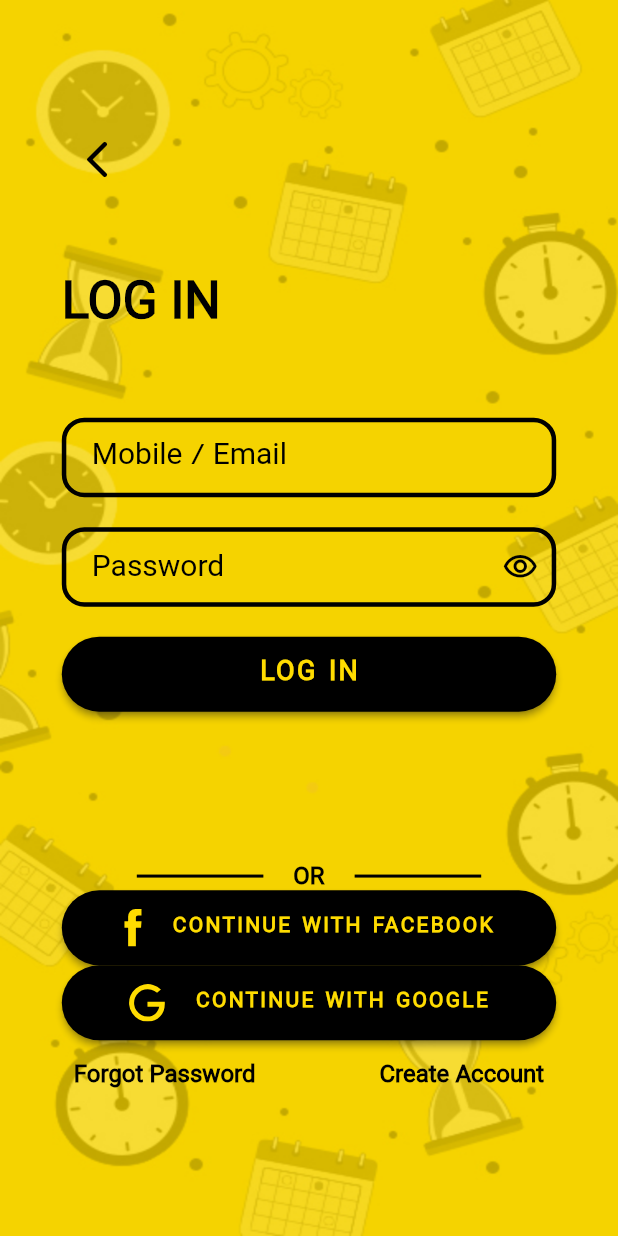
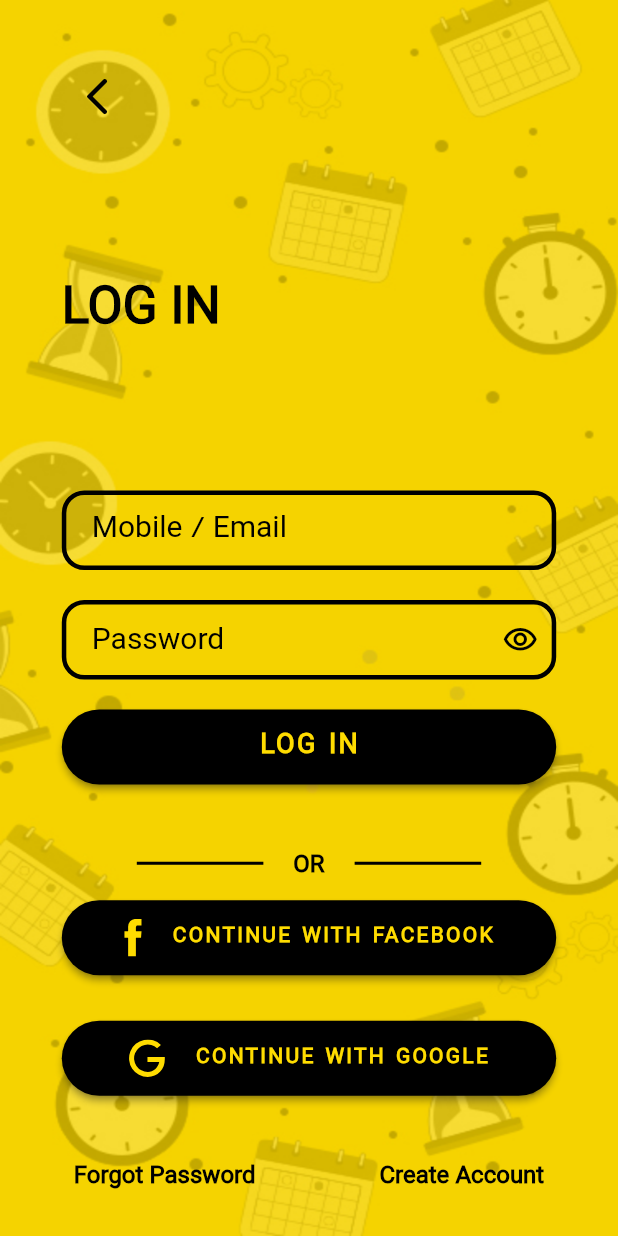
Before and after one commit to MostafaKhalile/Mobile, a Flutter app: the LoginPage screen opened directly, on a phone screen of 412 x 824 dp. Run offline on Flutter 3.47's test engine with Material 2 defaults, Android fonts, the phone set to English and light mode, and no system bars; our stand-ins replace bloc, carousel_slider, curved_navigation_bar, equatable, flutter_bloc, flutter_svg and 4 more; missing offline and left inert: flutter_verification_code; accounts and stored records are empty; project files that could hold a hidden picture were left out.

Commit message:
Fix issues for login Signup and language

```diff
--- a/i18n/ar.json
+++ b/i18n/ar.json
@@ -1,4 +1,5 @@
 {
+    "changeLanguage": "تغيير اللغة",
     "arabic": "اللغة العربية",
     "english": "English",
     "Message": "هذه هي اللغة العربي",
@@ -22,6 +23,7 @@
     "yourLocation": "موقعك",
     "Alex": "الإسكندرية",
     "categories": "التصنيفات",
+    "offers": "العروض",
     "viewAll": "مشاهدة الكل",
     "topRated": "الأعلى تقييماً",
     "newStores": "أحدث المتاجر",
--- a/i18n/en.json
+++ b/i18n/en.json
@@ -1,4 +1,5 @@
 {
+    "changeLanguage": "change Language",
     "arabic": "اللغة العربية",
     "english": "English",
     "Message": "This is English",
@@ -22,6 +23,7 @@
     "yourLocation": "Your Location",
     "Alex": "Alexandria",
     "categories": "Categories",
+    "offers": "offers",
     "viewAll": "view all",
     "topRated": "Top Rated",
     "newStores": "new Stores",
--- a/lib/Helpers/localization/app_language_model.dart
+++ b/lib/Helpers/localization/app_language_model.dart
@@ -2,30 +2,25 @@ import 'package:flutter/material.dart';
 import 'package:shared_preferences/shared_preferences.dart';
 
 class AppLanguage extends ChangeNotifier {
-  Locale _appLocale = Locale('en');
+  Locale appLocale;
 
-  Locale get appLocal => _appLocale ?? Locale("en");
-  fetchLocale() async {
+  Locale get appLocal => appLocale;
+  get fetchLocale async {
     var prefs = await SharedPreferences.getInstance();
     if (prefs.getString('language_code') == null) {
-      _appLocale = Locale('en');
+      appLocale = Locale('en');
       return Null;
     }
-    _appLocale = Locale(prefs.getString('language_code'));
+    appLocale = Locale(prefs.getString('language_code'));
     return Null;
   }
 
   void changeLanguage(Locale type) async {
     var prefs = await SharedPreferences.getInstance();
-    if (_appLocale == type) {
-      return;
-    }
     if (type == Locale("ar")) {
-      _appLocale = Locale("ar");
       await prefs.setString('language_code', 'ar');
       await prefs.setString('countryCode', 'EG');
     } else {
-      _appLocale = Locale("en");
       await prefs.setString('language_code', 'en');
       await prefs.setString('countryCode', 'US');
     }
--- a/lib/main.dart
+++ b/lib/main.dart
@@ -5,6 +5,7 @@ import 'package:provider/provider.dart';
 import 'package:techtime/Controllers/blocs/client/companies_list_bloc.dart/companieslist_bloc.dart';
 import 'package:techtime/Controllers/blocs/client/leastCompaniesBloc/leastcompanies_bloc.dart';
 import 'package:techtime/Controllers/blocs/client/recommendedCompaniesBloc/recommendedcompanies_bloc.dart';
+import 'package:techtime/Helpers/localization/app_language_model.dart';
 import 'package:techtime/Helpers/themes/theme_model.dart';
 import 'package:techtime/route_generator.dart';
 
@@ -18,8 +19,7 @@ import 'Helpers/localization/app_localizations_delegates.dart';
 
 void main() async {
   WidgetsFlutterBinding.ensureInitialized();
-  // AppLanguage appLanguage = AppLanguage();
-  // await appLanguage.fetchLocale();
+  AppLanguage().fetchLocale;
   runApp(ChangeNotifierProvider<ThemeModel>(
       create: (BuildContext context) => ThemeModel(), child: MyApp()));
 }
--- a/lib/screens/Client/Categories/client_categories_screen.dart
+++ b/lib/screens/Client/Categories/client_categories_screen.dart
@@ -16,7 +16,8 @@ class ClientCategoriesScreen extends StatelessWidget {
     return AppBar(
       title: Text(
         AppLocalizations.of(context).translate('categories'),
-        style: TextStyle(color: Colors.black),
+        style:
+            Theme.of(context).textTheme.headline6.copyWith(color: Colors.black),
       ),
       automaticallyImplyLeading: false,
       // leading: Container(),
--- a/lib/screens/Client/CategoryCompanies/category_companies.dart
+++ b/lib/screens/Client/CategoryCompanies/category_companies.dart
@@ -40,7 +40,11 @@ class _CategoryCompaniesScreenState extends State<CategoryCompaniesScreen> {
             if (state.companies.isNotEmpty) {
               return CompaniesListView(companies: state.companies);
             } else {
-              return Center(child: Text("No Data Yet"));
+              return Center(
+                  child: Text(
+                "No Data Yet",
+                style: Theme.of(context).textTheme.caption,
+              ));
             }
           } else {
             return Center(
--- a/lib/screens/Core/startupViews/login_page.dart
+++ b/lib/screens/Core/startupViews/login_page.dart
@@ -1,6 +1,9 @@
 import 'package:flutter/material.dart';
+import 'package:flutter_bloc/flutter_bloc.dart';
 import 'package:flutter_svg/flutter_svg.dart';
 import 'package:provider/provider.dart';
+import 'package:techtime/Controllers/cubits/LocaleCubit/locale_cubit.dart';
+import 'package:techtime/Helpers/app_consts.dart';
 import 'package:techtime/Helpers/localization/app_language_model.dart';
 import 'package:techtime/Helpers/localization/app_localizations_delegates.dart';
 
@@ -21,16 +24,13 @@ class _LoginPageState extends State<LoginPage> {
 
   @override
   Widget build(BuildContext context) {
-    var appLanguage = Provider.of<AppLanguage>(context);
     Size size = MediaQuery.of(context).size;
     return Scaffold(
-      // resizeToAvoidBottomPadding: false,
       body: SingleChildScrollView(
           child: Container(
               width: size.width,
               height: size.height,
-              padding: EdgeInsets.symmetric(
-                  horizontal: size.width * 0.1, vertical: size.height * 0.1),
+              padding: EdgeInsets.symmetric(horizontal: size.width * 0.1),
               decoration: BoxDecoration(
                 image: DecorationImage(
                     image: AssetImage(
@@ -44,19 +44,26 @@ class _LoginPageState extends State<LoginPage> {
                 Row(
                   mainAxisAlignment: MainAxisAlignment.start,
                   children: [
-                    IconButton(
+                    BlocBuilder<LocaleCubit, LocaleState>(
+                      builder: (context, state) {
+                        return Padding(
+                          padding:
+                              const EdgeInsets.only(top: KdefaultPadding * 2),
+                          child: IconButton(
                               onPressed: () => Navigator.pop(context),
                               icon: Icon(
-                          appLanguage.appLocal == Locale("ar")
+                                state.locale == Locale("ar")
                                     ? Icons.arrow_forward_ios_rounded
                                     : Icons.arrow_back_ios_rounded,
                                 size: 30,
                                 color: Colors.black,
-                        ))
+                              )),
+                        );
+                      },
+                    )
                   ],
                 ),
                 Expanded(
-                  flex: 1,
                   child: Row(
                     mainAxisAlignment: MainAxisAlignment.start,
                     children: [
@@ -123,7 +130,6 @@ class _LoginPageState extends State<LoginPage> {
                       ],
                     ),
                   )),
-                  flex: 2,
                 ),
                 Row(
                     mainAxisAlignment: MainAxisAlignment.center,
--- a/lib/screens/Core/startupViews/splashScreen_page.dart
+++ b/lib/screens/Core/startupViews/splashScreen_page.dart
@@ -13,7 +13,7 @@ class _SplashScreenState extends State<SplashScreen> {
   @override
   void initState() {
     Timer(Duration(seconds: 3),
-        () => Navigator.of(context).pushReplacementNamed("/languageSelection"));
+        () => Navigator.of(context).pushReplacementNamed("/loginModerator"));
     super.initState();
   }
 
```
Also changed, not shown: lib/Controllers/cubits/LocaleCubit/locale_cubit.dart (+10 -3 lines), lib/Controllers/repositories/client/home/user_home_repo.dart (+11 -15 lines), lib/screens/Client/HomeScreen/client_home_screen.dart (+27 -8 lines), lib/screens/Client/profile/components/profile_controls.dart (+52 -7 lines), lib/screens/Core/startupViews/client_signup_page.dart (+9 -4 lines), lib/screens/Core/startupViews/sms_verification_screen.dart (+7 -1 lines). Lines whose indentation alone changed are shown as unchanged.
